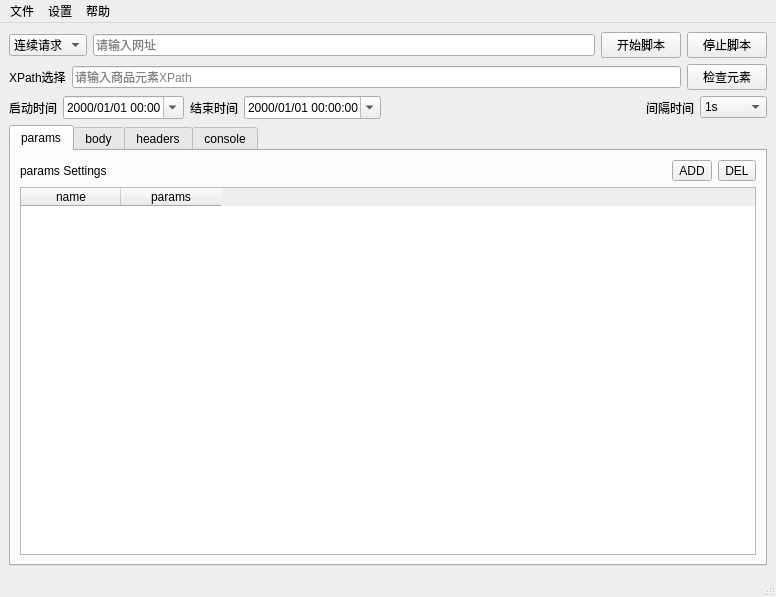
Before: the Qt Designer form FOoOt.ui in dong010306/FOoOt, drawn with Qt 5.
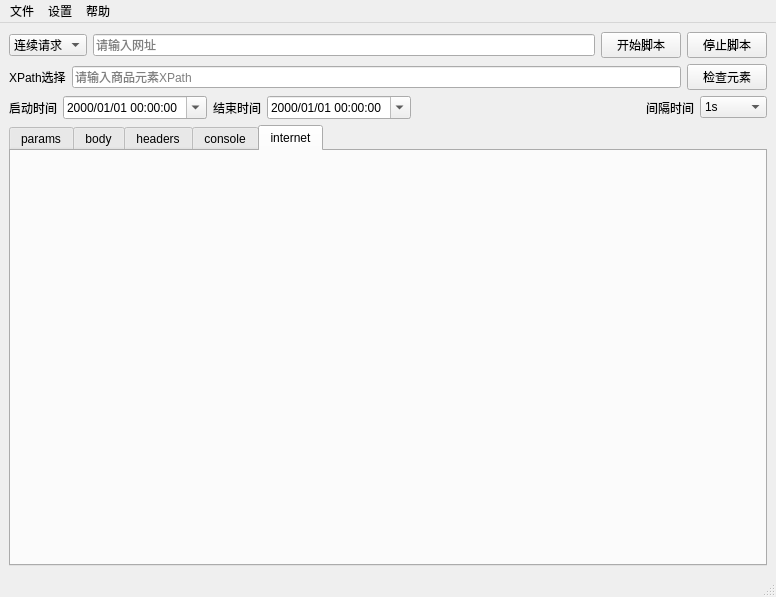
After: the same form once the commit is applied. The open tabs and pages were chosen to show the change.

Commit message: 2023/12/25 加入预览浏览器窗口。

```diff
--- a/FOoOt.ui
+++ b/FOoOt.ui
@@ -83,7 +83,7 @@
      </layout>
     </item>
     <item>
-     <layout class="QHBoxLayout" name="horizontalLayout_2">
+     <layout class="QHBoxLayout" name="horizontalLayout_2" stretch="0,0,0,0,0,0,0">
       <item>
        <widget class="QLabel" name="label">
         <property name="text">
@@ -93,8 +93,23 @@
       </item>
       <item>
        <widget class="QDateTimeEdit" name="startDateTimeEdit">
+        <property name="sizePolicy">
+         <sizepolicy hsizetype="Preferred" vsizetype="Preferred">
+          <horstretch>0</horstretch>
+          <verstretch>0</verstretch>
+         </sizepolicy>
+        </property>
+        <property name="minimumSize">
+         <size>
+          <width>144</width>
+          <height>0</height>
+         </size>
+        </property>
+        <property name="contextMenuPolicy">
+         <enum>Qt::NoContextMenu</enum>
+        </property>
         <property name="displayFormat">
-         <string>yyyy/MM/dd HH:mm</string>
+         <string>yyyy/MM/dd HH:mm:ss</string>
         </property>
         <property name="calendarPopup">
          <bool>true</bool>
@@ -110,6 +125,18 @@
       </item>
       <item>
        <widget class="QDateTimeEdit" name="endDateTimeEdit">
+        <property name="sizePolicy">
+         <sizepolicy hsizetype="Preferred" vsizetype="Preferred">
+          <horstretch>0</horstretch>
+          <verstretch>0</verstretch>
+         </sizepolicy>
+        </property>
+        <property name="minimumSize">
+         <size>
+          <width>144</width>
+          <height>0</height>
+         </size>
+        </property>
         <property name="displayFormat">
          <string>yyyy/MM/dd HH:mm:ss</string>
         </property>
@@ -349,6 +376,16 @@
           </item>
          </layout>
         </widget>
+        <widget class="QWidget" name="internetTab">
+         <attribute name="title">
+          <string>internet</string>
+         </attribute>
+         <layout class="QGridLayout" name="gridLayout_2">
+          <item row="0" column="0">
+           <layout class="QVBoxLayout" name="internetLayout"/>
+          </item>
+         </layout>
+        </widget>
        </widget>
       </item>
      </layout>
```
Left out of the diff: 4 changed lines with no effect on the pictures. The commit also changes 3 other files.
